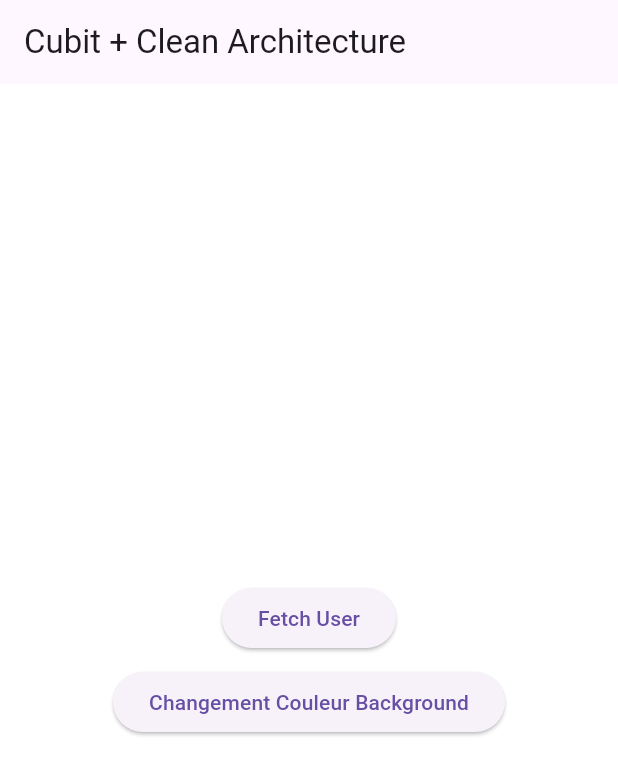
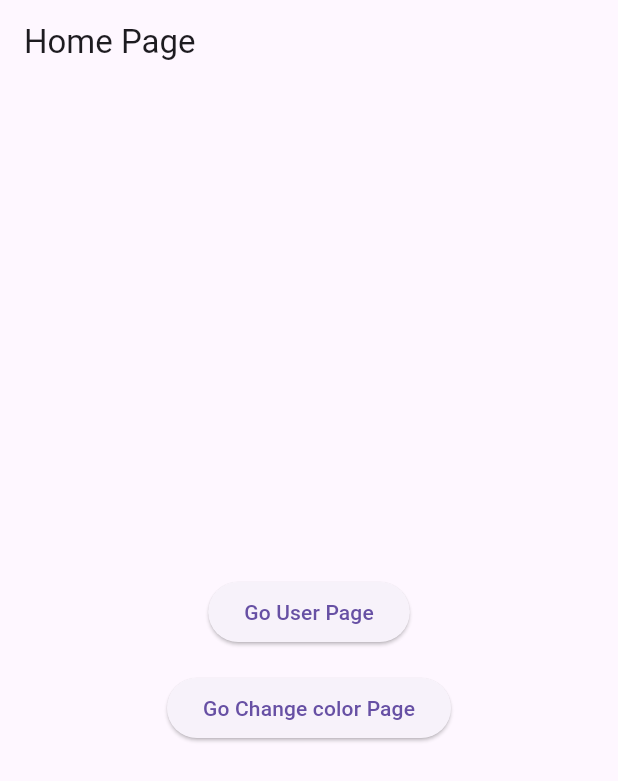
Before and after one commit to NadirHamidouGH/flutter_rise, a Flutter app: the screen it shows after launch, on a phone screen of 412 x 824 dp. Shown: the top 781 px of the screen. Run offline on Flutter 3.47's test engine with Material 3 defaults, Android fonts, the phone set to English and light mode, and no system bars; our stand-ins replace flutter_bloc, go_router.

Commit message:
ajout routes user, home, color et ajout home page

```diff
--- /dev/null
+++ b/lib/features/changement_couleur/presentation/pages/color_page.dart
@@ -0,0 +1,46 @@
+import 'package:flutter/material.dart';
+import 'package:flutter_bloc/flutter_bloc.dart';
+import 'package:cubit_ca_demo/features/changement_couleur/presentation/cubit/color_cubit.dart';
+import 'package:cubit_ca_demo/features/changement_couleur/presentation/cubit/color_state.dart';
+import 'package:go_router/go_router.dart';
+
+class ColorPage extends StatelessWidget {
+  const ColorPage({super.key});
+
+  @override
+  Widget build(BuildContext context) {
+    return Scaffold(
+      appBar: AppBar(title: const Text('Color Page'),
+      ),
+      body: BlocBuilder<ColorCubit, ColorState>(
+        builder: (context, state) {
+          Color backgroundColor = Colors.white;
+          if (state is ColorChanged) {
+            backgroundColor = state.color;
+          }
+
+          return Container(
+            color: backgroundColor,
+            child: Center(
+              child: Column(
+                mainAxisSize: MainAxisSize.min,
+                children: [
+                  ElevatedButton(
+                    onPressed: () => context.read<ColorCubit>().changeBackgroundColor(),
+                    child: const Text('Change Background Color'),
+                  ),
+                  const SizedBox(height: 16),
+                  ElevatedButton(
+                    onPressed: () => context.go('/'),
+                    child: const Text('Back to Home'),
+                  ),
+                ],
+              ),
+            ),
+          );
+
+        },
+      ),
+    );
+  }
+}
--- /dev/null
+++ b/lib/features/home/presentation/pages/home_page.dart
@@ -0,0 +1,29 @@
+import 'package:flutter/material.dart';
+import 'package:go_router/go_router.dart';
+
+class HomePage extends StatelessWidget {
+  const HomePage({super.key});
+
+  @override
+  Widget build(BuildContext context) {
+    return Scaffold(
+      appBar: AppBar(title: const Text('Home Page')),
+      body: Center(
+        child: Column(
+          mainAxisAlignment: MainAxisAlignment.center,
+          children: [
+            ElevatedButton(
+              onPressed: () => context.go('/user'),
+              child: const Text('Go User Page'),
+            ),
+            const SizedBox(height: 16),
+            ElevatedButton(
+              onPressed: () => context.go('/color'),
+              child: const Text('Go Change color Page'),
+            ),
+          ],
+        ),
+      ),
+    );
+  }
+}
--- a/lib/features/user/presentation/pages/user_page.dart
+++ b/lib/features/user/presentation/pages/user_page.dart
@@ -4,6 +4,7 @@ import 'package:flutter/material.dart';
 import 'package:flutter_bloc/flutter_bloc.dart';
 import 'package:cubit_ca_demo/features/user/presentation/cubit/user_state.dart';
 import 'package:cubit_ca_demo/features/user/presentation/cubit/user_cubit.dart';
+import 'package:go_router/go_router.dart';
 
 class UserPage extends StatelessWidget {
   const UserPage({super.key});
@@ -22,7 +23,7 @@ class UserPage extends StatelessWidget {
         }
 
         return Scaffold(
-          appBar: AppBar(title: const Text('Cubit + Clean Architecture')),
+          appBar: AppBar(title: const Text('User Page')),
           backgroundColor: backgroundColor, // Ajout de la couleur dynamique ici
           body: Center(
             child: BlocBuilder<UserCubit, UserState>(
@@ -43,15 +44,7 @@ class UserPage extends StatelessWidget {
                         onPressed: () => context.read<UserCubit>().fetchUser(),
                         child: const Text('Fetch User'),
                       ),
-                      const SizedBox(height: 8),
-                      ElevatedButton(
-                        onPressed:
-                            () =>
-                                context
-                                    .read<ColorCubit>()
-                                    .changeBackgroundColor(),
-                        child: const Text('Changement Couleur Background'),
-                      ),
+
                     ],
                   );
                 } else if (state is UserLoading) {
@@ -76,13 +69,10 @@ class UserPage extends StatelessWidget {
                         onPressed: () => context.read<UserCubit>().resetState(),
                         child: const Text('Reset'),
                       ),
+                      const SizedBox(height: 16),
                       ElevatedButton(
-                        onPressed:
-                            () =>
-                                context
-                                    .read<ColorCubit>()
-                                    .changeBackgroundColor(),
-                        child: const Text('Changement Couleur Background'),
+                        onPressed: () => context.go('/'),
+                        child: const Text('Back to Home'),
                       ),
                     ],
                   );
--- a/lib/main.dart
+++ b/lib/main.dart
@@ -2,15 +2,14 @@ import 'package:cubit_ca_demo/features/changement_couleur/data/repositories/colo
 import 'package:cubit_ca_demo/features/changement_couleur/domain/usecases/change_color.dart';
 import 'package:cubit_ca_demo/features/changement_couleur/presentation/cubit/color_cubit.dart';
 import 'package:cubit_ca_demo/features/user/presentation/cubit/user_cubit.dart';
+import 'package:cubit_ca_demo/routes/app_router.dart';
 import 'package:flutter/material.dart';
 import 'package:flutter_bloc/flutter_bloc.dart';
 import 'package:cubit_ca_demo/core/network/api_service.dart';
 import 'package:cubit_ca_demo/features/user/data/repositories/user_repository_impl.dart';
 import 'package:cubit_ca_demo/features/user/domain/usecases/get_user.dart';
-import 'package:cubit_ca_demo/features/user/presentation/pages/user_page.dart';
 
 void main() {
-  // Initialiser les services
   final apiService = ApiService(baseUrl: 'https://randomuser.me');
   final userRepository = UserRepositoryImpl(apiService);
   final getUser = GetUser(userRepository);
@@ -50,9 +49,10 @@ class MyApp extends StatelessWidget {
           BlocProvider(create: (context) => UserCubit(getUser)),
           BlocProvider(create: (context) => ColorCubit(changeColor)),
         ],
-        child: const MaterialApp(
-          title: 'Cubit Clean Architecture Demo',
-          home: UserPage(),
+        child: MaterialApp.router(
+         routerConfig: router,
+
+
         ),
       ),
     );
--- /dev/null
+++ b/lib/routes/app_router.dart
@@ -0,0 +1,24 @@
+import 'package:go_router/go_router.dart';
+import 'package:cubit_ca_demo/features/changement_couleur/presentation/pages/color_page.dart';
+import 'package:cubit_ca_demo/features/home/presentation/pages/home_page.dart';
+import 'package:cubit_ca_demo/features/user/presentation/pages/user_page.dart';
+
+
+final GoRouter router = GoRouter(
+  initialLocation: '/',
+  routes: [
+    GoRoute(
+      path: '/',
+      builder: (context, state) => const HomePage(),
+    ),
+    GoRoute(
+      path: '/color',
+      builder: (context, state) => const ColorPage(),
+    ),
+    GoRoute(
+        path: '/user',
+    builder: (context, state) => const UserPage(),
+    ),
+
+  ],
+);
--- a/pubspec.yaml
+++ b/pubspec.yaml
@@ -36,6 +36,7 @@ dependencies:
   cupertino_icons: ^1.0.8
   flutter_bloc: ^9.1.0
   http: ^1.3.0
+  go_router: ^15.1.1
 
 dev_dependencies:
   flutter_test:
```
Also changed, not shown: pubspec.lock.
